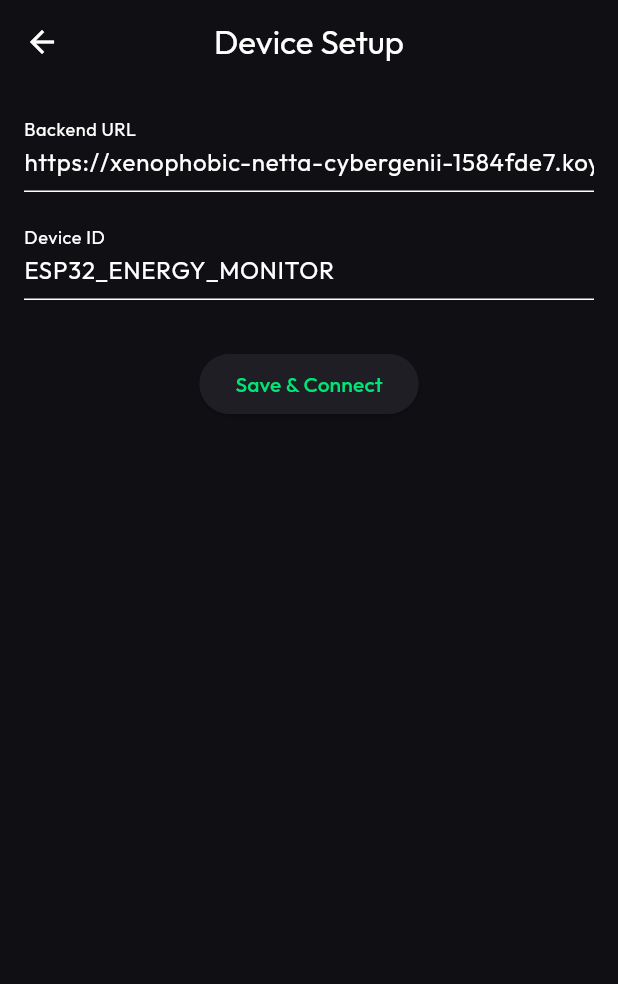
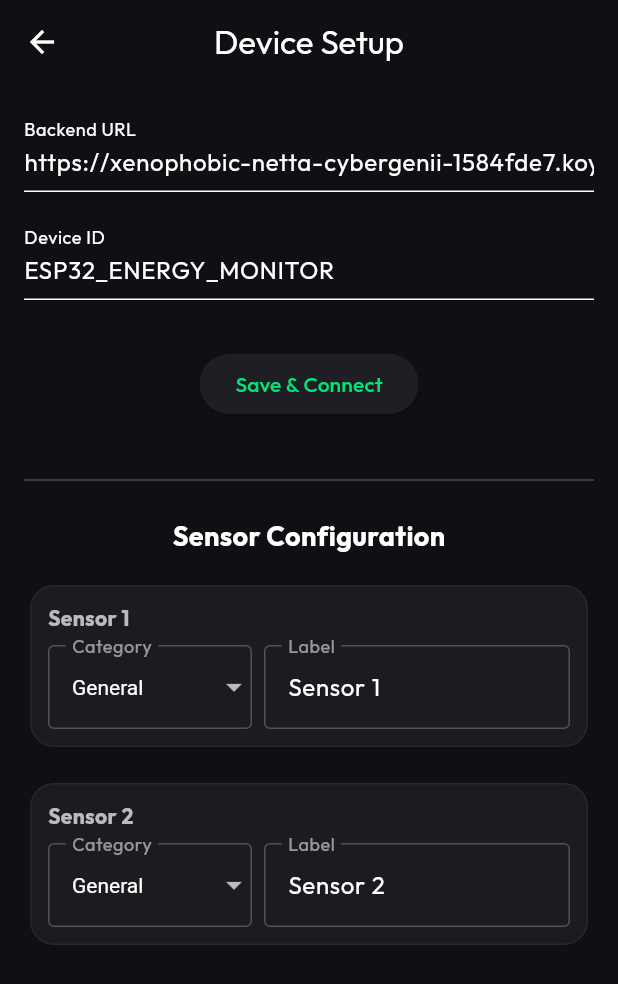
Before and after one commit to derekzyl/energy-audit-system, a Flutter app: the DeviceSetupScreen screen opened directly, on a phone screen of 412 x 824 dp. Shown: the top 984 px of the screen. Run offline on Flutter 3.47's test engine with Material 3 defaults, Android fonts, the phone set to English and light mode, and no system bars; our stand-ins replace dio, fl_chart, flutter_riverpod, google_fonts, shared_preferences; accounts and stored records are empty; network calls fail.

Commit message:
feat: Implement sensor configuration management including new data models, API endpoints, Riverpod providers, and a dedicated UI in the device setup screen.

```diff
--- a/energy_auditor/lib/models/energy_models.dart
+++ b/energy_auditor/lib/models/energy_models.dart
@@ -104,3 +104,31 @@ class EnergyAlert {
     );
   }
 }
+
+class EnergySensorConfig {
+  final int sensorNumber;
+  final String customLabel;
+  final String applianceCategory;
+
+  EnergySensorConfig({
+    required this.sensorNumber,
+    required this.customLabel,
+    required this.applianceCategory,
+  });
+
+  factory EnergySensorConfig.fromJson(Map<String, dynamic> json) {
+    return EnergySensorConfig(
+      sensorNumber: json['sensor_number'] ?? 0,
+      customLabel: json['custom_label'] ?? '',
+      applianceCategory: json['appliance_category'] ?? 'General',
+    );
+  }
+
+  Map<String, dynamic> toJson() {
+    return {
+      'sensor_number': sensorNumber,
+      'custom_label': customLabel,
+      'appliance_category': applianceCategory,
+    };
+  }
+}
--- a/energy_auditor/lib/providers/energy_providers.dart
+++ b/energy_auditor/lib/providers/energy_providers.dart
@@ -33,3 +33,10 @@ final goalProgressProvider = FutureProvider.autoDispose<EnergyGoalProgress?>((
   final deviceId = ref.watch(deviceIdProvider);
   return api.getGoalProgress(deviceId);
 });
+
+final sensorConfigProvider =
+    FutureProvider.autoDispose<List<EnergySensorConfig>>((ref) async {
+      final api = ref.watch(apiServiceProvider);
+      final deviceId = ref.watch(deviceIdProvider);
+      return api.getSensorConfigs(deviceId);
+    });
--- a/energy_auditor/lib/screens/device_setup_screen.dart
+++ b/energy_auditor/lib/screens/device_setup_screen.dart
@@ -2,6 +2,7 @@ import 'package:flutter/material.dart';
 import 'package:flutter_riverpod/flutter_riverpod.dart';
 import 'package:shared_preferences/shared_preferences.dart';
 
+import '../models/energy_models.dart';
 import '../providers/energy_providers.dart';
 import 'dashboard_screen.dart';
 
@@ -79,9 +80,160 @@ class _DeviceSetupScreenState extends ConsumerState<DeviceSetupScreen> {
               onPressed: _saveSettings,
               child: const Text('Save & Connect'),
             ),
+            const SizedBox(height: 32),
+            const Divider(color: Colors.white24),
+            const SizedBox(height: 16),
+            const Text(
+              "Sensor Configuration",
+              style: TextStyle(
+                fontSize: 18,
+                fontWeight: FontWeight.bold,
+                color: Colors.white,
+              ),
+            ),
+            const SizedBox(height: 16),
+            _buildSensorConfig(1),
+            const SizedBox(height: 16),
+            _buildSensorConfig(2),
           ],
         ),
       ),
     );
   }
+
+  Widget _buildSensorConfig(int sensorNum) {
+    final configsAsync = ref.watch(sensorConfigProvider);
+
+    return configsAsync.when(
+      data: (configs) {
+        final config = configs.firstWhere(
+          (c) => c.sensorNumber == sensorNum,
+          orElse: () => EnergySensorConfig(
+            sensorNumber: sensorNum,
+            customLabel: "Sensor $sensorNum",
+            applianceCategory: "General",
+          ),
+        );
+
+        return Card(
+          color: Colors.white.withOpacity(0.05),
+          child: Padding(
+            padding: const EdgeInsets.all(12.0),
+            child: Column(
+              crossAxisAlignment: CrossAxisAlignment.start,
+              children: [
+                Text(
+                  "Sensor $sensorNum",
+                  style: const TextStyle(
+                    fontWeight: FontWeight.bold,
+                    color: Colors.white70,
+                  ),
+                ),
+                const SizedBox(height: 8),
+                Row(
+                  children: [
+                    Expanded(
+                      flex: 2,
+                      child: DropdownButtonFormField<String>(
+                        initialValue:
+                            [
+                              "General",
+                              "Lighting",
+                              "AC",
+                              "Heater",
+                              "Fridge",
+                              "Other",
+                            ].contains(config.applianceCategory)
+                            ? config.applianceCategory
+                            : "General",
+                        dropdownColor: const Color(0xFF2E3250),
+                        style: const TextStyle(color: Colors.white),
+                        decoration: const InputDecoration(
+                          labelText: "Category",
+                          labelStyle: TextStyle(color: Colors.white54),
+                          enabledBorder: OutlineInputBorder(
+                            borderSide: BorderSide(color: Colors.white24),
+                          ),
+                        ),
+                        items:
+                            [
+                              "General",
+                              "Lighting",
+                              "AC",
+                              "Heater",
+                              "Fridge",
+                              "Other",
+                            ].map((String value) {
+                              return DropdownMenuItem<String>(
+                                value: value,
+                                child: Text(value),
+                              );
+                            }).toList(),
+                        onChanged: (val) {
+                          if (val != null) {
+                            _updateConfig(sensorNum, config.customLabel, val);
+                          }
+                        },
+                      ),
+                    ),
+                    const SizedBox(width: 8),
+                    Expanded(
+                      flex: 3,
+                      child: TextFormField(
+                        initialValue: config.customLabel,
+                        style: const TextStyle(color: Colors.white),
+                        decoration: const InputDecoration(
+                          labelText: "Label",
+                          labelStyle: TextStyle(color: Colors.white54),
+                          enabledBorder: OutlineInputBorder(
+                            borderSide: BorderSide(color: Colors.white24),
+                          ),
+                        ),
+                        onFieldSubmitted: (val) {
+                          _updateConfig(
+                            sensorNum,
+                            val,
+                            config.applianceCategory,
+                          );
+                        },
+                      ),
+                    ),
+                  ],
+                ),
+              ],
+            ),
+          ),
+        );
+      },
+      loading: () => const LinearProgressIndicator(),
+      error: (e, s) =>
+          Text("Error: $e", style: const TextStyle(color: Colors.red)),
+    );
+  }
+
+  Future<void> _updateConfig(
+    int sensorNum,
+    String label,
+    String category,
+  ) async {
+    final deviceId = ref.read(deviceIdProvider);
+    final success = await ref
+        .read(apiServiceProvider)
+        .updateSensorConfig(
+          deviceId,
+          EnergySensorConfig(
+            sensorNumber: sensorNum,
+            customLabel: label,
+            applianceCategory: category,
+          ),
+        );
+    if (success) {
+      ref.invalidate(sensorConfigProvider);
+      if (mounted) {
+        ScaffoldMessenger.of(
+          context,
+        ).showSnackBar(const SnackBar(content: Text('Sensor Config Saved')));
+      }
+    }
+  }
 }
```
Also changed, not shown: energy_auditor/lib/services/api_service.dart (+30 -0 lines).
